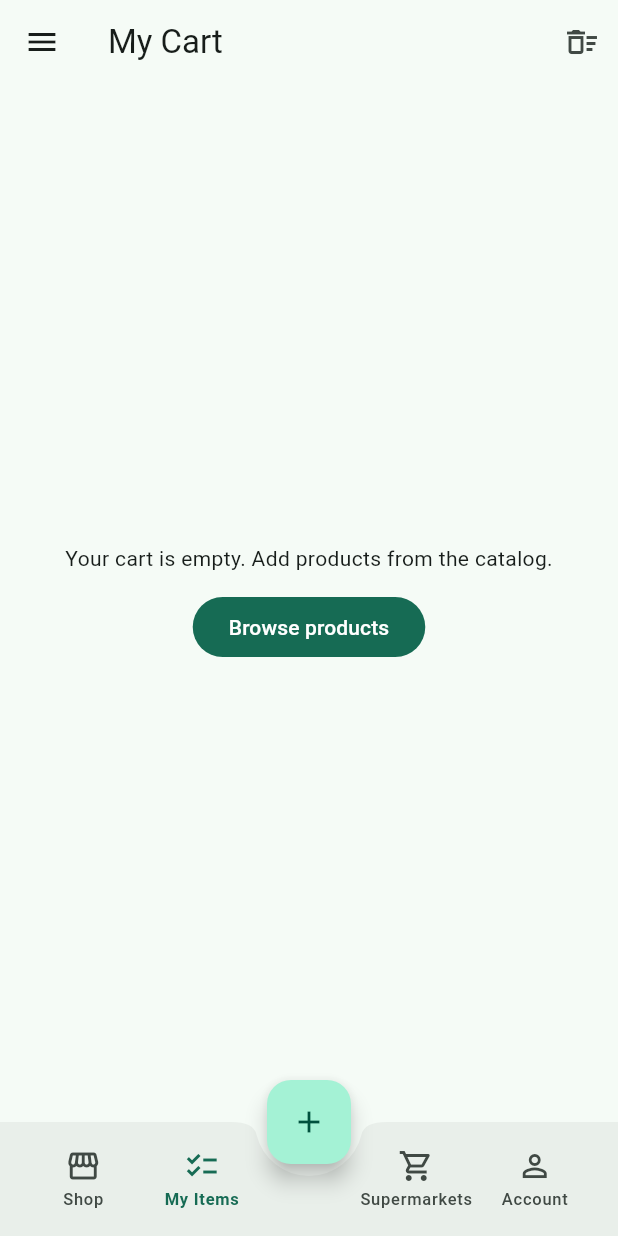
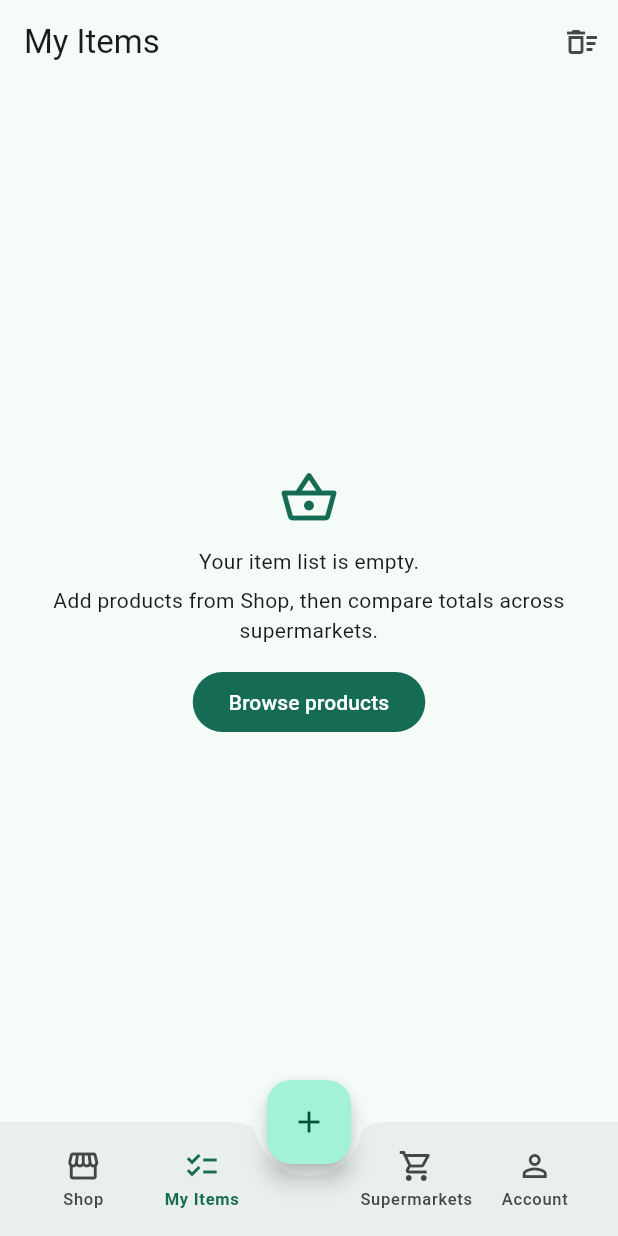
Before and after one commit to niko78900/capstone-project, a Flutter app: the CartScreen screen opened by its route, on a phone screen of 412 x 824 dp. Run offline on Flutter 3.47's test engine with Material 3 defaults, Android fonts, the phone set to English and light mode, and no system bars; our stand-ins replace dio, flutter_local_notifications, flutter_riverpod, flutter_secure_storage, go_router, image_picker and 1 more; accounts and stored records are empty.

Commit message:
refactor(mobile): reframe cart flow as My Items and polish comparison results
Converted the cart presentation to a shopping-list style My Items screen while preserving existing cart state persistence and compare-single-supermarket backend integration.

Changes in this commit:

- Renamed primary UX wording from cart to My Items

- Rebuilt item list cards with clearer quantity controls and remove actions

- Improved empty state with direct navigation back to Shop

- Kept compare CTA behavior but clarified copy around supermarket total comparison

- Updated comparison result copy/title for readability and consistent terminology

No repository/provider contracts were changed; only presentation and user-facing labels were refactored.

```diff
--- a/mobileapp/cap_app/lib/features/cart/presentation/cart_screen.dart
+++ b/mobileapp/cap_app/lib/features/cart/presentation/cart_screen.dart
@@ -1,9 +1,6 @@
 import 'package:cap_app/app/app_router.dart';
 import 'package:cap_app/features/cart/models/cart_models.dart';
 import 'package:cap_app/features/cart/providers/cart_providers.dart';
-import 'package:cap_app/shared/widgets/android_back_scope.dart';
-import 'package:cap_app/shared/widgets/async_value_view.dart';
-import 'package:cap_app/shared/widgets/main_drawer.dart';
 import 'package:flutter/material.dart';
 import 'package:flutter_riverpod/flutter_riverpod.dart';
 import 'package:go_router/go_router.dart';
@@ -17,36 +14,48 @@ class CartScreen extends ConsumerWidget {
     final compareState = ref.watch(cartComparisonControllerProvider);
     final isComparing = compareState.isLoading;
 
-    return BackToHomeScope(
-      child: Scaffold(
+    return Scaffold(
       appBar: AppBar(
-          title: const Text('My Cart'),
+        title: const Text('My Items'),
         actions: [
           IconButton(
-              tooltip: 'Clear cart',
+            tooltip: 'Clear My Items',
             onPressed: () => ref.read(cartNotifierProvider.notifier).clear(),
             icon: const Icon(Icons.delete_sweep_outlined),
           ),
         ],
       ),
-        drawer: const MainDrawer(),
-        body: AsyncValueView<List<CartItem>>(
-          value: cartAsync,
-          loadingMessage: 'Loading your cart...',
+      body: cartAsync.when(
+        loading: () => const Center(child: CircularProgressIndicator()),
+        error: (error, _) => Center(
+          child: Padding(
+            padding: const EdgeInsets.all(16),
+            child: Text('Failed to load My Items: $error'),
+          ),
+        ),
         data: (items) {
           if (items.isEmpty) {
             return Center(
               child: Padding(
-                  padding: const EdgeInsets.all(20),
+                padding: const EdgeInsets.all(22),
                 child: Column(
                   mainAxisSize: MainAxisSize.min,
                   children: [
-                      const Text(
-                        'Your cart is empty. Add products from the catalog.',
+                    Icon(
+                      Icons.shopping_basket_outlined,
+                      size: 40,
+                      color: Theme.of(context).colorScheme.primary,
                     ),
                     const SizedBox(height: 12),
+                    const Text('Your item list is empty.'),
+                    const SizedBox(height: 6),
+                    const Text(
+                      'Add products from Shop, then compare totals across supermarkets.',
+                      textAlign: TextAlign.center,
+                    ),
+                    const SizedBox(height: 14),
                     FilledButton(
-                        onPressed: () => context.go(AppRoutes.home),
+                      onPressed: () => context.go(AppRoutes.shop),
                       child: const Text('Browse products'),
                     ),
                   ],
@@ -58,13 +67,29 @@ class CartScreen extends ConsumerWidget {
           return Column(
             children: [
               Expanded(
-                  child: ListView.separated(
-                    itemCount: items.length,
-                    separatorBuilder: (_, index) => const Divider(height: 1),
-                    itemBuilder: (context, index) {
-                      final item = items[index];
-                      return _CartItemTile(item: item);
-                    },
+                child: ListView(
+                  padding: const EdgeInsets.fromLTRB(12, 12, 12, 0),
+                  children: [
+                    Card(
+                      child: Padding(
+                        padding: const EdgeInsets.all(12),
+                        child: Row(
+                          children: [
+                            const Icon(Icons.info_outline),
+                            const SizedBox(width: 8),
+                            Expanded(
+                              child: Text(
+                                '${items.length} selected item(s). Adjust quantities before comparing.',
+                                style: Theme.of(context).textTheme.bodyMedium,
+                              ),
+                            ),
+                          ],
+                        ),
+                      ),
+                    ),
+                    const SizedBox(height: 8),
+                    ...items.map((item) => _MyItemCard(item: item)),
+                  ],
                 ),
               ),
               SafeArea(
@@ -76,9 +101,7 @@ class CartScreen extends ConsumerWidget {
                         ? null
                         : () async {
                             final result = await ref
-                                  .read(
-                                    cartComparisonControllerProvider.notifier,
-                                  )
+                                .read(cartComparisonControllerProvider.notifier)
                                 .compare(items);
                             if (result == null || !context.mounted) {
                               return;
@@ -98,7 +121,7 @@ class CartScreen extends ConsumerWidget {
                     label: Text(
                       isComparing
                           ? 'Comparing...'
-                            : 'Compare Single-Supermarket Options',
+                          : 'Compare totals across supermarkets',
                     ),
                   ),
                 ),
@@ -107,49 +130,71 @@ class CartScreen extends ConsumerWidget {
           );
         },
       ),
-      ),
     );
   }
 }
 
-class _CartItemTile extends ConsumerWidget {
-  const _CartItemTile({required this.item});
+class _MyItemCard extends ConsumerWidget {
+  const _MyItemCard({required this.item});
 
   final CartItem item;
 
   @override
   Widget build(BuildContext context, WidgetRef ref) {
-    return ListTile(
-      title: Text(item.productName),
-      subtitle: Text('Quantity: ${item.quantity.toStringAsFixed(2)}'),
-      trailing: Row(
-        mainAxisSize: MainAxisSize.min,
+    return Card(
+      margin: const EdgeInsets.only(bottom: 10),
+      child: Padding(
+        padding: const EdgeInsets.all(12),
+        child: Column(
+          crossAxisAlignment: CrossAxisAlignment.start,
           children: [
-          IconButton(
-            tooltip: 'Decrease',
+            Text(
+              item.productName,
+              style: Theme.of(context).textTheme.titleMedium,
+            ),
+            const SizedBox(height: 6),
+            Text('Quantity: ${_displayQuantity(item.quantity)}'),
+            const SizedBox(height: 8),
+            Row(
+              children: [
+                IconButton.filledTonal(
+                  tooltip: 'Decrease quantity',
                   onPressed: () => ref
                       .read(cartNotifierProvider.notifier)
                       .decrement(item.productId),
-            icon: const Icon(Icons.remove_circle_outline),
+                  icon: const Icon(Icons.remove),
                 ),
-          IconButton(
-            tooltip: 'Increase',
+                const SizedBox(width: 8),
+                IconButton.filledTonal(
+                  tooltip: 'Increase quantity',
                   onPressed: () => ref
                       .read(cartNotifierProvider.notifier)
                       .addOrIncrement(
                         productId: item.productId,
                         productName: item.productName,
                       ),
-            icon: const Icon(Icons.add_circle_outline),
+                  icon: const Icon(Icons.add),
                 ),
-          IconButton(
-            tooltip: 'Remove item',
-            onPressed: () =>
-                ref.read(cartNotifierProvider.notifier).remove(item.productId),
+                const Spacer(),
+                TextButton.icon(
+                  onPressed: () => ref
+                      .read(cartNotifierProvider.notifier)
+                      .remove(item.productId),
                   icon: const Icon(Icons.delete_outline),
+                  label: const Text('Remove'),
                 ),
               ],
             ),
+          ],
+        ),
+      ),
     );
   }
+
+  String _displayQuantity(double value) {
+    if (value == value.roundToDouble()) {
+      return value.toInt().toString();
     }
+    return value.toStringAsFixed(2);
+  }
+}
--- a/mobileapp/cap_app/lib/features/cart/presentation/compare_result_screen.dart
+++ b/mobileapp/cap_app/lib/features/cart/presentation/compare_result_screen.dart
@@ -17,7 +17,7 @@ class CompareResultScreen extends ConsumerWidget {
 
     return BackToHomeScope(
       child: Scaffold(
-        appBar: AppBar(title: const Text('Compare Results')),
+        appBar: AppBar(title: const Text('Supermarket Comparison')),
         body: resolved == null
             ? const Center(
                 child: Padding(
@@ -34,9 +34,10 @@ class CompareResultScreen extends ConsumerWidget {
                     child: Padding(
                       padding: const EdgeInsets.all(12),
                       child: Text(
-                        'Request items: ${resolved.requestItemCount} • '
-                        'Eligible: ${resolved.diagnostics.eligibleSupermarkets} • '
+                        'Requested items: ${resolved.requestItemCount} | '
+                        'Eligible: ${resolved.diagnostics.eligibleSupermarkets} | '
                         'Partial: ${resolved.diagnostics.partialSupermarkets}',
+                        style: Theme.of(context).textTheme.bodyMedium,
                       ),
                     ),
                   ),
@@ -69,7 +70,7 @@ class _CheapestBanner extends StatelessWidget {
         child: const Padding(
           padding: EdgeInsets.all(14),
           child: Text(
-            'No single supermarket covers your full cart yet. '
+            'No single supermarket covers your full item list yet. '
             'See ranked partial options below.',
           ),
         ),
@@ -88,7 +89,7 @@ class _CheapestBanner extends StatelessWidget {
             ),
             const SizedBox(height: 6),
             Text(
-              '${option!.supermarketName} • ${AppFormatters.asCurrency(option!.totalCost)}',
+              '${option!.supermarketName} | ${AppFormatters.asCurrency(option!.totalCost)}',
               style: Theme.of(context).textTheme.titleLarge,
             ),
           ],
```
Lines whose indentation alone changed are shown as unchanged.
